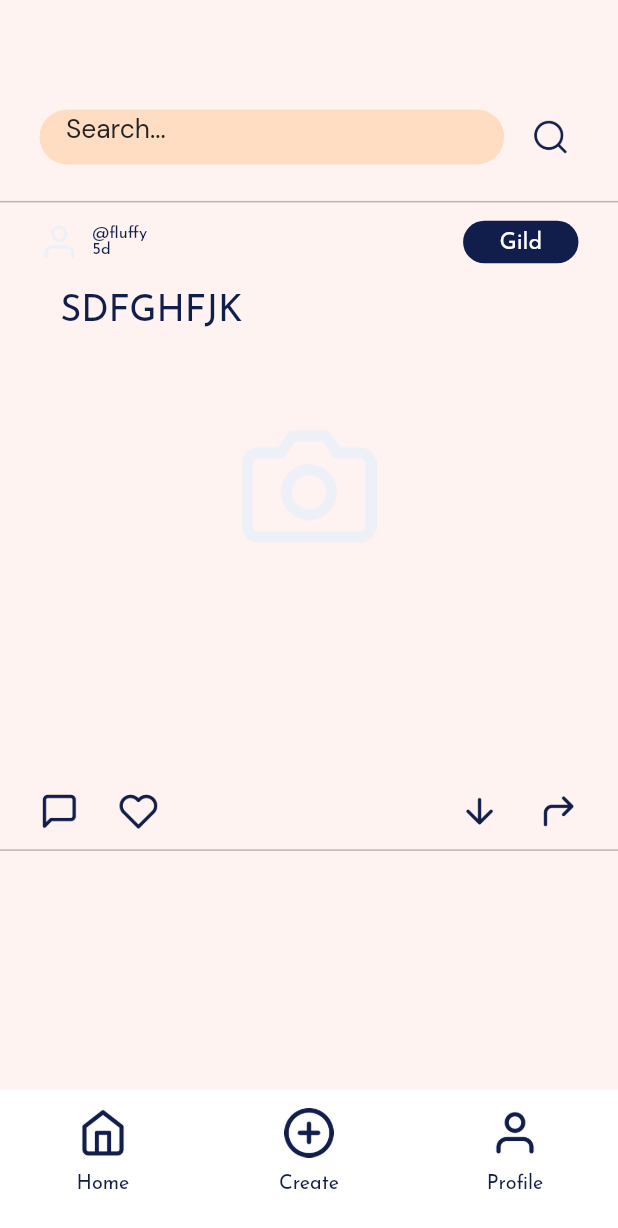
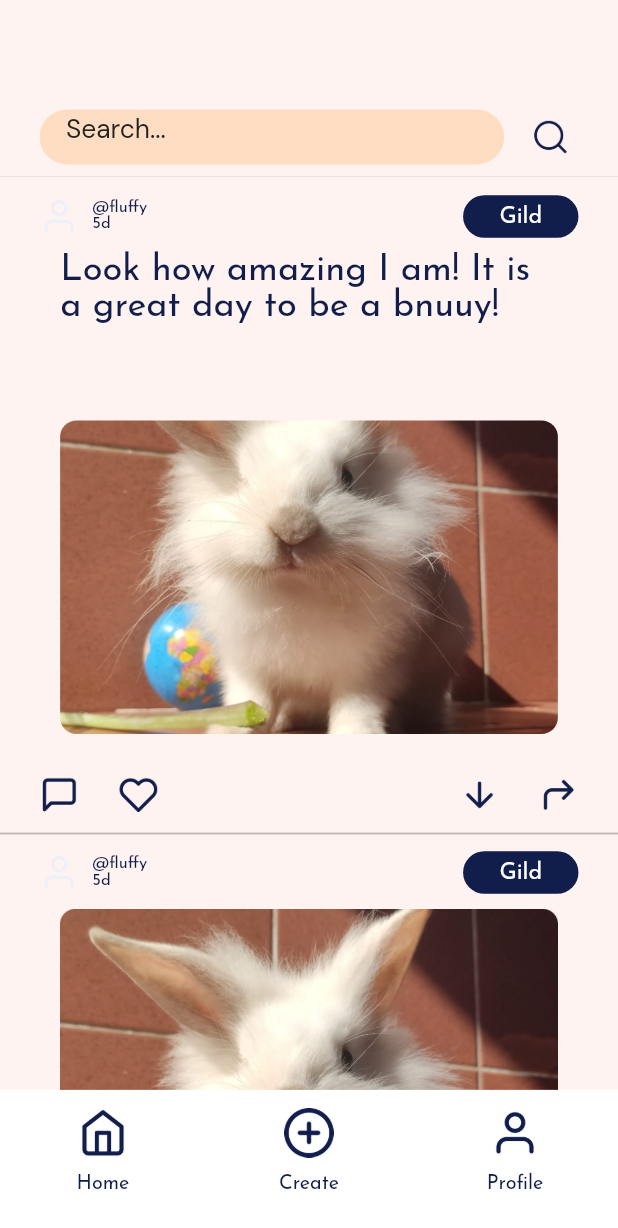
Before and after one commit to ardaqwe35/COMP491_mobile_frontend, a Flutter app: the screen it shows after launch, on a phone screen of 412 x 824 dp. Shown: the top 1228 px of the screen. Run offline on Flutter 3.47's test engine with Material 2 defaults, Android fonts, the phone set to English and light mode, and no system bars; drawn by our look-alikes of auto_size_text; our stand-ins replace flutter_screenutil, get, google_fonts.

```diff
--- a/comp491_mobile_frontend/lib/constants/routes.dart
+++ b/comp491_mobile_frontend/lib/constants/routes.dart
@@ -1,4 +1,6 @@
 class Routes {
   static String createScreen = '/createScreen';
   static String homeScreen = '/homeScreen';
+  static String rootScreen = '/rootScreen';
+  static String settingsScreen = '/settingsScreen';
 }
--- /dev/null
+++ b/comp491_mobile_frontend/lib/controllers/root_screen_controller.dart
@@ -0,0 +1,35 @@
+import 'package:flutter/material.dart';
+import 'package:flutter_screenutil/flutter_screenutil.dart';
+import 'package:get/get.dart';
+
+class RootScreenController extends GetxController {
+  double actualWidth = 0;
+  double actualHeight = 0;
+  double ratioWidth = ScreenUtil().scaleWidth;
+  double ratioHeight = ScreenUtil().scaleHeight;
+  RxInt pageIndex = 0.obs;
+
+  void changePage(int index) {
+    pageIndex.value = index;
+  }
+
+  handleTapDown(TapDownDetails tapDownDetails, BuildContext context) {
+    Offset loc = tapDownDetails.localPosition;
+    double dx = actualToDesignDx(loc.dx);
+    if (dx <= 125.w) {
+      changePage(0);
+    } else if (loc.dx.w > 250.w && loc.dx <= 375.w) {
+      changePage(1);
+    } else {
+      changePage(0);
+    }
+  }
+
+  double actualToDesignDx(double actualDx) {
+    return actualDx / ratioWidth;
+  }
+
+  double actualToDesignDy(double actualDy) {
+    return actualDy / ratioHeight;
+  }
+}
--- a/comp491_mobile_frontend/lib/main.dart
+++ b/comp491_mobile_frontend/lib/main.dart
@@ -3,6 +3,8 @@ import 'package:comp491_mobile_frontend/constants/routes.dart';
 import 'package:comp491_mobile_frontend/constants/text_styles.dart';
 import 'package:comp491_mobile_frontend/screens/create_screen.dart';
 import 'package:comp491_mobile_frontend/screens/home_screen.dart';
+import 'package:comp491_mobile_frontend/screens/root_screen.dart';
+import 'package:comp491_mobile_frontend/screens/settings_screen.dart';
 import 'package:comp491_mobile_frontend/widgets/back_button.dart';
 import 'package:comp491_mobile_frontend/widgets/main_button.dart';
 import 'package:comp491_mobile_frontend/widgets/post_widget.dart';
@@ -50,7 +52,7 @@ class _MyAppState extends State<MyApp> with WidgetsBindingObserver {
             brightness: Brightness.light,
           ),
           darkTheme: ThemeData.dark(),
-          initialRoute: Routes.homeScreen,
+          initialRoute: Routes.rootScreen,
           debugShowCheckedModeBanner: false,
           defaultTransition: Transition.rightToLeft,
           transitionDuration: const Duration(
@@ -65,6 +67,14 @@ class _MyAppState extends State<MyApp> with WidgetsBindingObserver {
               name: Routes.homeScreen,
               page: () => const HomeScreen(),
             ),
+            GetPage(
+              name: Routes.rootScreen,
+              page: () => const RootScreen(),
+            ),
+            GetPage(
+              name: Routes.settingsScreen,
+              page: () => const SettingsScreen(),
+            ),
           ],
         ),
       ),
--- a/comp491_mobile_frontend/lib/screens/home_screen.dart
+++ b/comp491_mobile_frontend/lib/screens/home_screen.dart
@@ -14,9 +14,7 @@ class HomeScreen extends StatelessWidget {
   Widget build(BuildContext context) {
     return Scaffold(
       backgroundColor: AppColors.backgroundColor,
-      body: Container(
-        width: 375.w,
-        height: 812.h,
+      body: SingleChildScrollView(
         child: Column(
           mainAxisAlignment: MainAxisAlignment.start,
           children: [
@@ -28,16 +26,19 @@ class HomeScreen extends StatelessWidget {
               child: SearchWidget(),
             ),
             SizedBox(
-              height: 24.h,
+              height: 8.h,
             ),
             PostWidget(
                 type: PostType.assetAndText,
-                asset: "assets/icons/camera.png",
-                text: "SDFGHFJK",
+                asset: "assets/images/fluffy3x.png",
+                text: "Look how amazing I am! It is a great day to be a bnuuy!",
                 profileName: "asdsad",
                 profileUrl: "asd"),
-            Spacer(),
-            TabbarWidget(),
+            PostWidget(
+                type: PostType.assetOnly,
+                asset: "assets/images/fluffy3x.png",
+                profileName: "asdsad",
+                profileUrl: "asd"),
           ],
         ),
       ),
--- /dev/null
+++ b/comp491_mobile_frontend/lib/screens/root_screen.dart
@@ -0,0 +1,36 @@
+import 'package:comp491_mobile_frontend/controllers/root_screen_controller.dart';
+import 'package:comp491_mobile_frontend/screens/create_screen.dart';
+import 'package:comp491_mobile_frontend/screens/home_screen.dart';
+import 'package:comp491_mobile_frontend/screens/profile_screen.dart';
+import 'package:comp491_mobile_frontend/widgets/tabbar_widget.dart';
+import 'package:flutter/material.dart';
+import 'package:flutter/src/widgets/framework.dart';
+import 'package:flutter/src/widgets/placeholder.dart';
+import 'package:get/get.dart';
+
+class RootScreen extends StatelessWidget {
+  const RootScreen({super.key});
+
+  @override
+  Widget build(BuildContext context) {
+    RootScreenController controller =
+        Get.put(RootScreenController(), permanent: true);
+
+    return Obx(() => Scaffold(
+          // extendBody: controller.pageIndex.value == 2 ? false : true,
+          bottomNavigationBar:
+              // controller.pageIndex.value == 2 ? SizedBox() : bunu yapamıyorum bozuluyor
+              TabbarWidget(
+            controller: controller,
+          ),
+          body: IndexedStack(
+            index: controller.pageIndex.value,
+            children: [
+              HomeScreen(),
+              ProfileScreen(),
+              //ChatScreen(),
+            ],
+          ),
+        ));
+  }
+}
--- a/comp491_mobile_frontend/lib/widgets/post_widget.dart
+++ b/comp491_mobile_frontend/lib/widgets/post_widget.dart
@@ -30,12 +30,12 @@ class PostWidget extends StatelessWidget {
   Widget build(BuildContext context) {
     return Container(
       width: 375.w,
-      height: 475.h,
+      height: 431.h,
       child: Column(
         children: [
           Container(
             width: 375.w,
-            height: 1,
+            height: 0.2,
             decoration: BoxDecoration(
                 color: AppColors.darkBackgroundColor.withOpacity(0.3)),
           ),
@@ -86,7 +86,7 @@ class PostWidget extends StatelessWidget {
             ),
           ),
           SizedBox(
-            height: 20.h,
+            height: 10.h,
           ),
           /* content area */
           Padding(
@@ -107,6 +107,9 @@ class PostWidget extends StatelessWidget {
                 )
               ],
             ),
+          ),
+          SizedBox(
+            height: 16.h,
           ),
           /* bottom row */
           Padding(
@@ -169,6 +172,7 @@ class ContentWidget extends StatelessWidget {
         children: [
           Container(
             width: 327.w,
+            height: 110.h,
             child: AutoSizeText(
               text ?? "",
               style: TextStyles.mainTextStyle,
@@ -182,7 +186,13 @@ class ContentWidget extends StatelessWidget {
                   height: 206.h,
                   decoration:
                       BoxDecoration(borderRadius: BorderRadius.circular(10.sp)),
-                  child: Image.asset(asset!),
+                  child: ClipRRect(
+                    borderRadius: BorderRadius.circular(10.sp),
+                    child: Image.asset(
+                      asset!,
+                      fit: BoxFit.cover,
+                    ),
+                  ),
                 )
               : Container()
         ],
--- a/comp491_mobile_frontend/lib/widgets/tabbar_widget.dart
+++ b/comp491_mobile_frontend/lib/widgets/tabbar_widget.dart
@@ -1,3 +1,4 @@
+import 'package:comp491_mobile_frontend/controllers/root_screen_controller.dart';
 import 'package:comp491_mobile_frontend/screens/create_screen.dart';
 import 'package:comp491_mobile_frontend/widgets/tabbar_button.dart';
 import 'package:flutter/material.dart';
@@ -6,12 +7,16 @@ import 'package:flutter/src/widgets/placeholder.dart';
 import 'package:get/get.dart';
 
 class TabbarWidget extends StatelessWidget {
-  const TabbarWidget({super.key});
+  final RootScreenController controller;
+  const TabbarWidget({super.key, required this.controller});
 
   @override
   Widget build(BuildContext context) {
     TabbarController tabbarController = Get.put(TabbarController());
-    return Row(
+    return GestureDetector(
+      onTapDown: (tapDownDetails) =>
+          controller.handleTapDown(tapDownDetails, context),
+      child: Row(
         children: [
           for (int i = 0; i < 3; i++)
             TabbarItemWidget(
@@ -20,6 +25,7 @@ class TabbarWidget extends StatelessWidget {
               onTap: tabbarController.getTabbarItemOnTap(i),
             )
         ],
+      ),
     );
   }
 }
```
Also changed, not shown: comp491_mobile_frontend/lib/screens/profile_screen.dart (added, +77 -0 lines), comp491_mobile_frontend/lib/screens/settings_screen.dart (added, +29 -0 lines), comp491_mobile_frontend/lib/widgets/top_menu.dart (+16 -8 lines), comp491_mobile_frontend/assets/images/fluffy.png (added), comp491_mobile_frontend/assets/images/fluffy3x.png (added), comp491_mobile_frontend/assets/images/fluffypp.png (added). Lines whose indentation alone changed are shown as unchanged.
